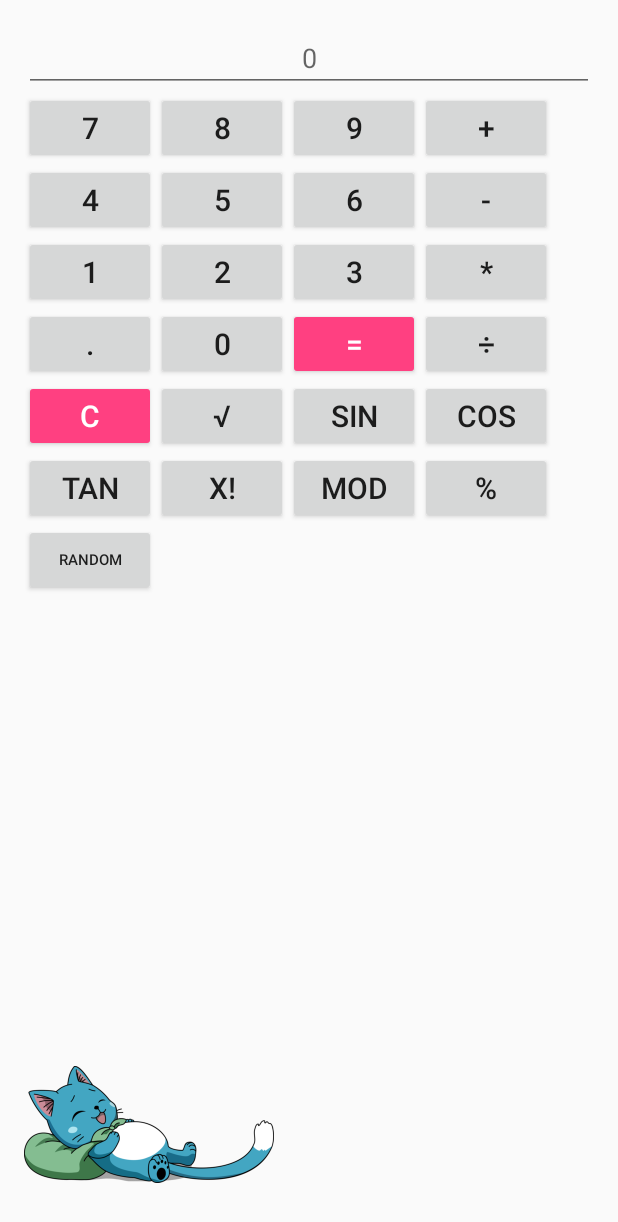
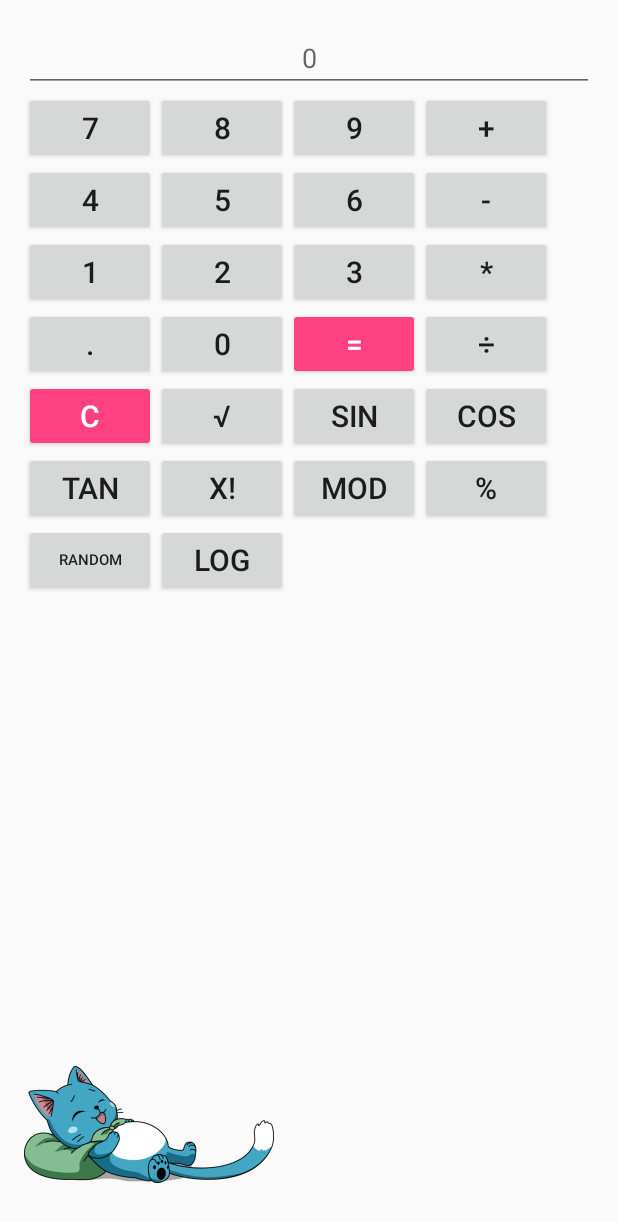
Before and after one commit to k46f/CalculAye, an Android app: the screen it shows after launch (MainActivity), on a phone screen of 412 x 824 dp. Shown: the top 1222 px of the screen. Run offline under Robolectric (Android 15) with nearby library versions, the phone set to English and light mode, and no system bars.

Commit message:
Added Log

```diff
--- a/app/src/main/java/com/example/k46f/calculaye/MainActivity.java
+++ b/app/src/main/java/com/example/k46f/calculaye/MainActivity.java
@@ -18,20 +18,16 @@
     private Button buttonSeven, buttonFour, buttonOne, buttonDot, buttonEight, buttonFive,
             buttonTwo, buttonZero, buttonNine, buttonSix, buttonThree, buttonEqual,
             buttonAdd, buttonSubtract, buttonMultiply, buttonDivision, buttonClear, buttonRoot,
-            buttonSin, buttonCos, buttonTan, buttonFact, buttonMod, buttonPercentage, buttonRandom;
+            buttonSin, buttonCos, buttonTan, buttonFact, buttonMod, buttonPercentage, buttonRandom,
+            buttonLog;
 
     private String operator;
-
     private EditText ayeProcess, ayeBack;
-
     private Double result;
-
     private Double numberOne = 0.0;
     private Double numberTwo = 0.0;
-
     private Double fact = 1.0;
     private Double percentage = 0.0;
-
 
     @Override
     protected void onCreate(Bundle savedInstanceState) {
@@ -66,7 +62,9 @@
         buttonMod = (Button) findViewById(R.id.buttonMod);
         buttonPercentage = (Button) findViewById(R.id.buttonPercentage);
         buttonRandom = (Button) findViewById(R.id.buttonRandom);
+        buttonLog = (Button) findViewById(R.id.buttonLog);
         ayeProcess = (EditText) findViewById(R.id.ayeProcess);
+
 
         buttonClear.setOnClickListener(new View.OnClickListener() {
             @Override
@@ -261,6 +259,14 @@
                 }
             }
         });
+        buttonLog.setOnClickListener(new View.OnClickListener() {
+            @Override
+            public void onClick(View v) {
+                result = Double.parseDouble(ayeProcess.getText().toString());
+                result = Math.log(result);
+                ayeProcess.setText(String.valueOf(result));
+            }
+        });
         buttonRandom.setOnClickListener(new View.OnClickListener() {
             @Override
             public void onClick(View v) {
--- a/app/src/main/res/layout/activity_main.xml
+++ b/app/src/main/res/layout/activity_main.xml
@@ -293,5 +293,15 @@
         android:textSize="10sp"
         android:layout_below="@id/buttonTan"
         />
+    <Button
+        android:id="@+id/buttonLog"
+        style="@style/Widget.AppCompat.Button"
+        android:layout_width="wrap_content"
+        android:layout_height="wrap_content"
+        android:text="log"
+        android:textSize="20sp"
+        android:layout_below="@id/buttonFact"
+        android:layout_toRightOf="@id/buttonRandom"
+        />
 
 </RelativeLayout>
```
